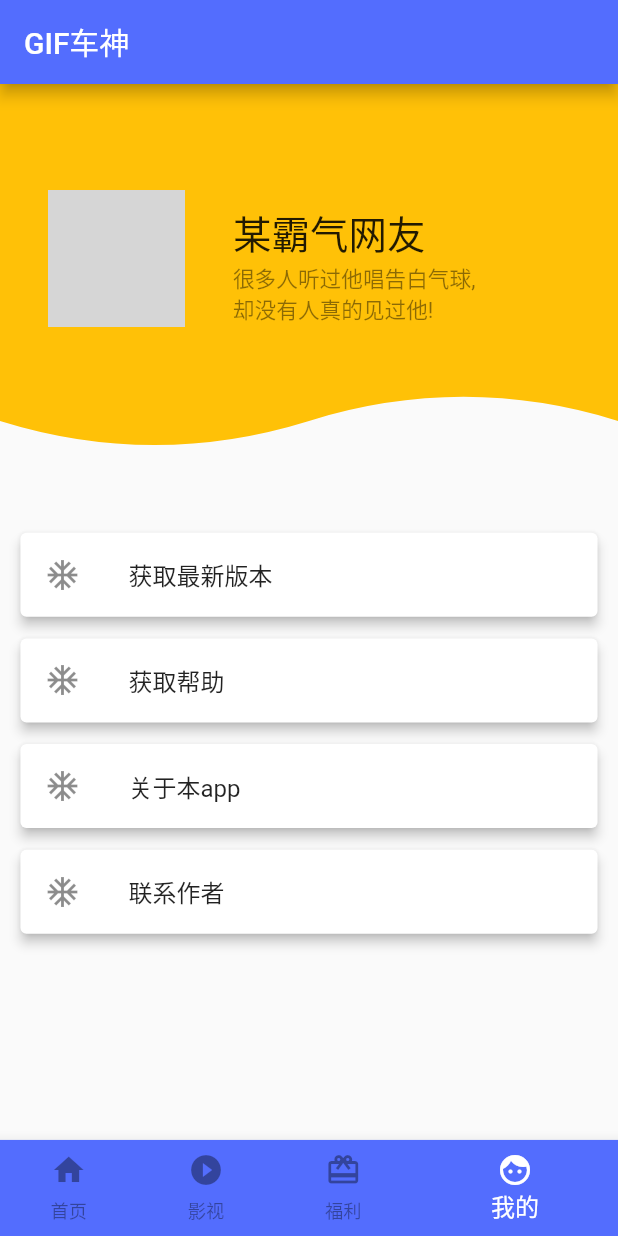
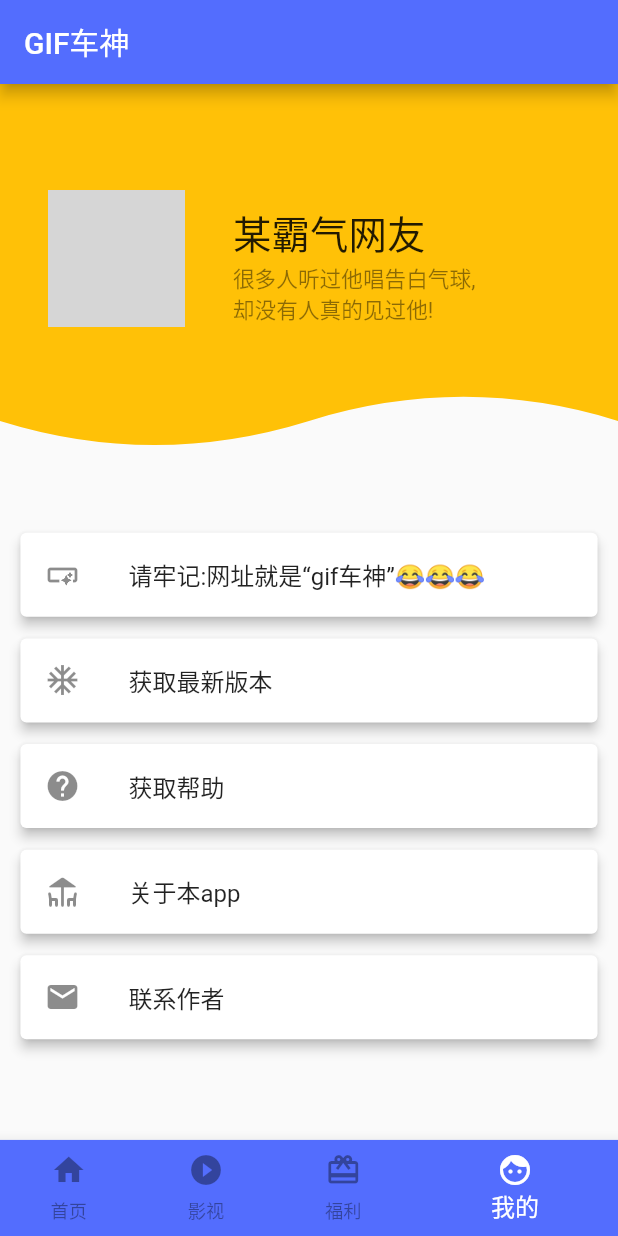
Before and after one commit to zfdok/gifscs, a Flutter app: the screen it shows after launch, item 4 of the bottom bar chosen, after a tap on "获取最新版本", on a phone screen of 412 x 824 dp. Run offline on Flutter 3.47's test engine with Material 2 defaults, Android fonts, the phone set to English and light mode, and no system bars; our stand-ins replace dio, flutter_linkify, flutter_screenutil, flutter_spinkit, flutter_swiper, webview_flutter; network calls fail; grey boxes are pictures that could not be loaded.

Commit message:
v1.0.1release

```diff
--- a/lib/main.dart
+++ b/lib/main.dart
@@ -42,12 +42,12 @@ class MainWidget extends StatefulWidget {
 class _MainWidgetState extends State<MainWidget> {
   int _currentIndex = 0; //buttombar索引
   String _updateURL; //升级用url
-  String movieURL = 'https://gifcheshen.com'; //影视url
+  String movieURL = 'http://gifcheshen.com'; //影视url
   final ValueNotifier<bool> versionRight =
       ValueNotifier<bool>(true); //用于监听版本是否一致的 值监听器
   //获取用户ip并记录在登录记录表中
   void _accessAndRec() async {
-    String url = "http://193.149.161.65:3000/login";
+    String url = "http://gifcheshen.com:3000/login";
     await Dio().get(url);
   }
 
@@ -148,7 +148,7 @@ class _MainWidgetState extends State<MainWidget> {
 
 //获取版本
   Future _getVerSion() async {
-    String url = "http://193.149.161.65:3000/login/version";
+    String url = "http://gifcheshen.com:3000/login/version";
     Response rep = await Dio().get(url);
     return rep;
   }
--- a/lib/pages/articalPage/ArticalPage.dart
+++ b/lib/pages/articalPage/ArticalPage.dart
@@ -22,7 +22,7 @@ class _ArticalPageState extends State<ArticalPage> {
   _getData() async {
     try {
       Response response = await Dio().get(
-          "http://193.149.161.65:3000/sql/get_an_artical?id=${widget.articalId}");
+          "http://gifcheshen.com:3000/sql/get_an_artical?id=${widget.articalId}");
       setState(() {
         datas = response.data['content']['data'];
         articalTitle = response.data['title'];
@@ -36,7 +36,7 @@ class _ArticalPageState extends State<ArticalPage> {
 
   _getArticalShare() async {
     try {
-      Response response = await Dio().get("http://193.149.161.65:3000/share");
+      Response response = await Dio().get("http://gifcheshen.com:3000/share");
       setState(() {
         articalShare = response.data;
         print(articalShare);
--- a/lib/pages/articalPage/components/img_swipe.dart
+++ b/lib/pages/articalPage/components/img_swipe.dart
@@ -181,7 +181,7 @@ class _ImgSwiperState extends State<ImgSwiper> {
                               onTap: () {
                                 Random _random = new Random();
                                 print(_random.nextInt(100));
-                                if (_random.nextInt(100) < 11) {
+                                if (_random.nextInt(100) < 12) {
                                   _showShareDialog();
                                 }
                                 setState(() {
--- a/lib/pages/giftPage/GiftPage.dart
+++ b/lib/pages/giftPage/GiftPage.dart
@@ -12,7 +12,7 @@ class _GiftPageState extends State<GiftPage> {
   List giftList = [];
 
   void _getGiftList() async {
-    String url = "http://193.149.161.65:3000/gift";
+    String url = "http://gifcheshen.com:3000/gift";
     Response resp = await Dio().get(url);
     setState(() {
       giftList = resp.data['data'];
--- a/lib/pages/mainPage/MainPage.dart
+++ b/lib/pages/mainPage/MainPage.dart
@@ -39,7 +39,7 @@ class _MainPageState extends State<MainPage> {
   void _getDatas() async {
     if (flag) {
       String url =
-          "http://193.149.161.65:3000/sql/get_some_articals?from=$_pageNum&to=$_pageSize";
+          "http://gifcheshen.com:3000/sql/get_some_articals?from=$_pageNum&to=$_pageSize";
       Response response = await Dio().get(url);
       List<dynamic> list = response.data;
       setState(() {
--- a/lib/pages/myPage/MyPage.dart
+++ b/lib/pages/myPage/MyPage.dart
@@ -35,7 +35,7 @@ class MyPage extends StatelessWidget {
                           width: 284.w,
                           child: CircleAvatar(
                             backgroundImage: NetworkImage(
-                                "https://timgsa.baidu.com/timg?image&quality=80&size=b9999_10000&sec=1605957054863&di=9d7cd1cfd01b5c35fbc50e58ef19c0c7&imgtype=0&src=http%3A%2F%2F5b0988e595225.cdn.sohucs.com%2Fq_70%2Cc_zoom%2Cw_640%2Fimages%2F20190129%2F8478c326fa174158859b9ac093e36938.jpeg"),
+                                "https://www.picnew.org/images/2020/11/28/16670204-d237cafe27351ca7.jpg"),
                           ),
                         ),
                       ),
@@ -68,9 +68,9 @@ class MyPage extends StatelessWidget {
                       child: Card(
                         elevation: 10.w,
                         child: ListTile(
-                          leading: Icon(Icons.ac_unit_sharp),
-                          title: Text("获取最新版本"),
-                          onTap: () => launch("https://github.com/"),
+                          leading: Icon(Icons.smart_button),
+                          title: Text("请牢记:网址就是“gif车神”😂😂😂"),
+                          onTap: () {},
                         ),
                       ),
                     ),
@@ -80,6 +80,18 @@ class MyPage extends StatelessWidget {
                         elevation: 10.w,
                         child: ListTile(
                           leading: Icon(Icons.ac_unit_sharp),
+                          title: Text("获取最新版本"),
+                          onTap: () => launch(
+                              "https://github.com/oliverquinn2021/gifsc_back"),
+                        ),
+                      ),
+                    ),
+                    Padding(
+                      padding: EdgeInsets.fromLTRB(30.w, 20.w, 30.w, 0),
+                      child: Card(
+                        elevation: 10.w,
+                        child: ListTile(
+                          leading: Icon(Icons.help),
                           title: Text("获取帮助"),
                           onTap: () => Scaffold.of(context).showSnackBar(
                               SnackBar(
@@ -93,7 +105,7 @@ class MyPage extends StatelessWidget {
                       child: Card(
                         elevation: 10.w,
                         child: ListTile(
-                          leading: Icon(Icons.ac_unit_sharp),
+                          leading: Icon(Icons.deck_rounded),
                           title: Text("关于本app"),
                           onTap: () => myAboutDialog(context),
                         ),
@@ -104,7 +116,7 @@ class MyPage extends StatelessWidget {
                       child: Card(
                         elevation: 10.w,
                         child: ListTile(
-                          leading: Icon(Icons.ac_unit_sharp),
+                          leading: Icon(Icons.mail),
                           title: Text("联系作者"),
                           onTap: () {
                             showDialog(
@@ -122,7 +134,7 @@ class MyPage extends StatelessWidget {
                                           Scaffold.of(context).showSnackBar(
                                               SnackBar(
                                                   content: Text(
-                                                      "已复制神秘代码:${value.text} 到剪贴板")));
+                                                      "已复制联系方式:${value.text} 到剪贴板")));
                                           Navigator.of(context).pop();
                                         });
                                       },
```
Also changed, not shown: 3 other files.
